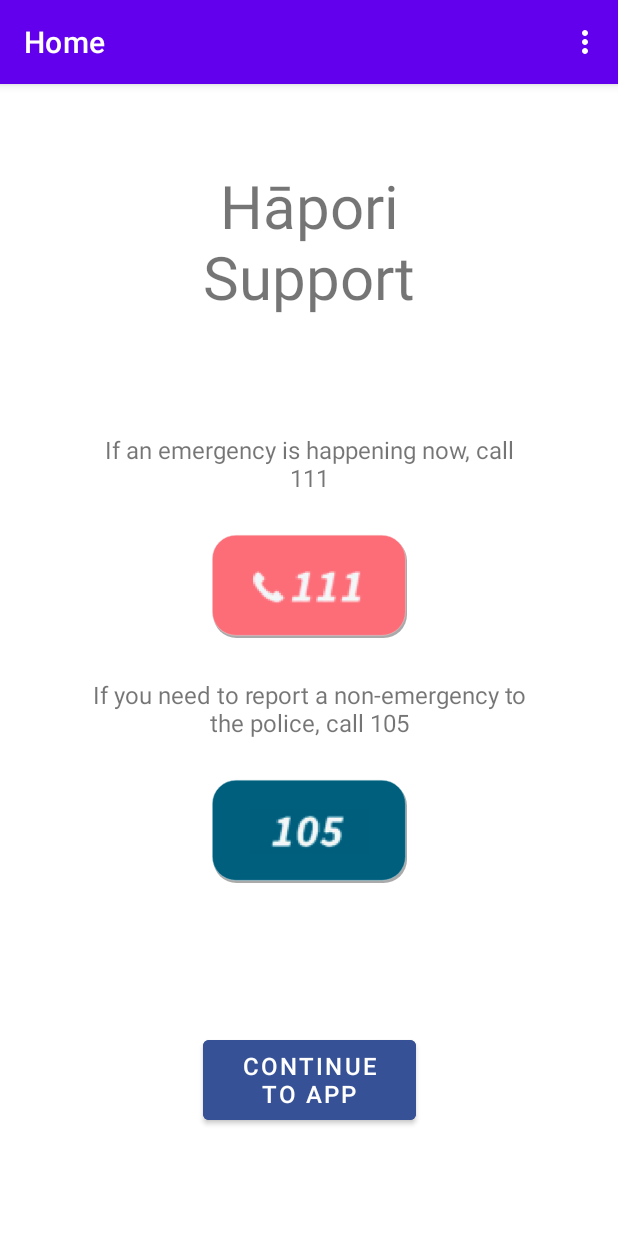
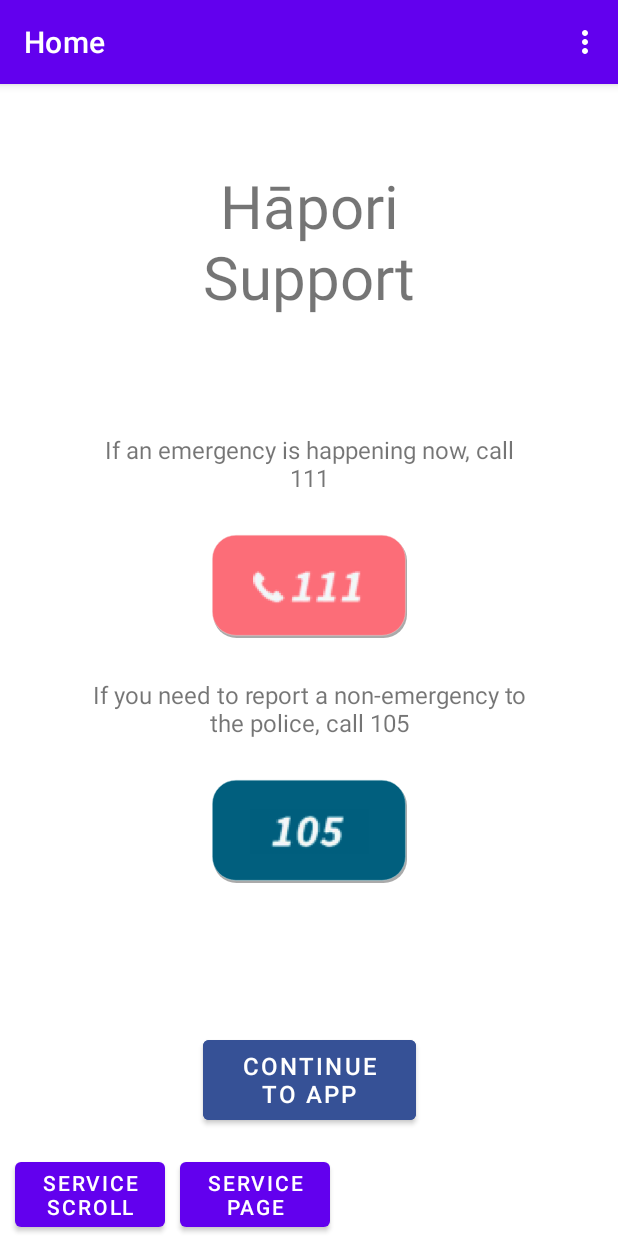
Before and after one commit to Viper272/University_Hapori-App, an Android app: the screen it shows after launch (MainActivity), on a phone screen of 412 x 824 dp. Run offline under Robolectric (Android 15) with nearby library versions, the phone set to English and light mode, and no system bars; our stand-ins replace navigation-ui.

Commit message:
Added temporary images. Adjusted button constraints to stop them phasing together
Need to: Fix other constraints to avoid problems with different screens

```diff
--- a/app/src/main/java/com/org/omicron/haporiapplication/FirstFragment.java
+++ b/app/src/main/java/com/org/omicron/haporiapplication/FirstFragment.java
@@ -45,6 +45,14 @@ public class FirstFragment extends Fragment {
             startActivity(phone);
         });
 
+        binding.tempButtonGotoServiceFragment.setOnClickListener(v -> {
+            NavHostFragment.findNavController(FirstFragment.this).navigate(R.id.action_FirstFragment_to_serviceFragment);
+        });
+
+        binding.tempButtonGotoServiceScroll.setOnClickListener(v -> {
+            NavHostFragment.findNavController(FirstFragment.this).navigate(R.id.action_FirstFragment_to_serviceScrollFragment);
+        });
+
     }
 
     @Override
--- a/app/src/main/java/com/org/omicron/haporiapplication/categoryScroll/CategoryScrollFragment.java
+++ b/app/src/main/java/com/org/omicron/haporiapplication/categoryScroll/CategoryScrollFragment.java
@@ -40,12 +40,14 @@ public class CategoryScrollFragment extends Fragment {
         recyclerView = (RecyclerView) this.getActivity().findViewById(R.id.recyclerView);
         recyclerView.setLayoutManager(new LinearLayoutManager(this.getContext(), LinearLayoutManager.VERTICAL, false));
 
-        adapter = new CategoryScrollAdapter(categoryList);
+        adapter = new CategoryScrollAdapter(categoryList, this);
         recyclerView.setAdapter(adapter);
 
         for (int i = 0; i < 8; i++) {
             categoryList.add(new CategoryListItem(String.format("Category %1$d", i)));
         }
+
+
 
         adapter.notifyDataSetChanged();
 
--- a/app/src/main/java/com/org/omicron/haporiapplication/serviceScroll/ServiceScrollFragment.java
+++ b/app/src/main/java/com/org/omicron/haporiapplication/serviceScroll/ServiceScrollFragment.java
@@ -8,6 +8,7 @@ import androidx.fragment.app.Fragment;
 import androidx.recyclerview.widget.LinearLayoutManager;
 import androidx.recyclerview.widget.RecyclerView;
 
+import android.util.Log;
 import android.view.LayoutInflater;
 import android.view.View;
 import android.view.ViewGroup;
@@ -44,5 +45,10 @@ public class ServiceScrollFragment extends Fragment {
         }
 
         adapter.notifyDataSetChanged();
+
+
+
+        Log.d("after", "after");
+
     }
 }
--- a/app/src/main/res/layout/fragment_first.xml
+++ b/app/src/main/res/layout/fragment_first.xml
@@ -98,4 +98,22 @@
         app:layout_constraintTop_toBottomOf="@id/constraint_home"
          />
 
+    <Button
+        android:id="@+id/tempButton_gotoServiceScroll"
+        android:layout_width="100dp"
+        android:layout_height="wrap_content"
+        android:text="Service Scroll"
+        app:layout_constraintBottom_toBottomOf="parent"
+        app:layout_constraintStart_toStartOf="parent"
+        app:layout_constraintEnd_toStartOf="@id/tempButton_gotoServiceFragment"
+        android:layout_marginHorizontal="10dp"/>
+
+    <Button
+        android:id="@+id/tempButton_gotoServiceFragment"
+        android:layout_width="100dp"
+        android:layout_height="wrap_content"
+        android:text="Service Page"
+        app:layout_constraintBottom_toBottomOf="parent"
+        app:layout_constraintStart_toEndOf="@id/tempButton_gotoServiceFragment"/>
+
 </androidx.constraintlayout.widget.ConstraintLayout>
--- a/app/src/main/res/navigation/nav_graph.xml
+++ b/app/src/main/res/navigation/nav_graph.xml
@@ -14,6 +14,12 @@
         <action
             android:id="@+id/action_FirstFragment_to_SecondFragment"
             app:destination="@id/SecondFragment" />
+        <action
+            android:id="@+id/action_FirstFragment_to_serviceFragment"
+            app:destination="@id/serviceFragment" />
+        <action
+            android:id="@+id/action_FirstFragment_to_serviceScrollFragment"
+            app:destination="@id/serviceScrollFragment" />
     </fragment>
     <fragment
         android:id="@+id/SecondFragment"
@@ -36,6 +42,9 @@
         <action
             android:id="@+id/action_serviceScrollFragment_to_categoryScrollFragment"
             app:destination="@id/categoryScrollFragment" />
+        <action
+            android:id="@+id/action_serviceScrollFragment_to_serviceFragment"
+            app:destination="@id/serviceFragment" />
     </fragment>
     <fragment
         android:id="@+id/categoryScrollFragment"
@@ -49,4 +58,12 @@
             android:id="@+id/action_categoryScrollFragment_to_SecondFragment"
             app:destination="@id/SecondFragment" />
     </fragment>
+    <fragment
+        android:id="@+id/serviceFragment"
+        android:name="com.org.omicron.haporiapplication.ServiceFragment"
+        android:label="ServiceFragment" >
+        <action
+            android:id="@+id/action_serviceFragment_to_FirstFragment"
+            app:destination="@id/FirstFragment" />
+    </fragment>
 </navigation>
```
Also changed, not shown: app/src/main/java/com/org/omicron/haporiapplication/ServiceFragment.java (added, +42 -0 lines), app/src/main/java/com/org/omicron/haporiapplication/categoryScroll/CategoryScrollAdapter.java (+13 -1 lines), app/src/main/res/layout/service_page.xml (+14 -10 lines), app/src/main/res/drawable/icon_notify.png (deleted), app/src/main/res/drawable/icon_phone.png (deleted), app/src/main/res/drawable/logo_lifeline.jpg (added), app/src/main/res/drawable/maps_lifeline.PNG (added).
